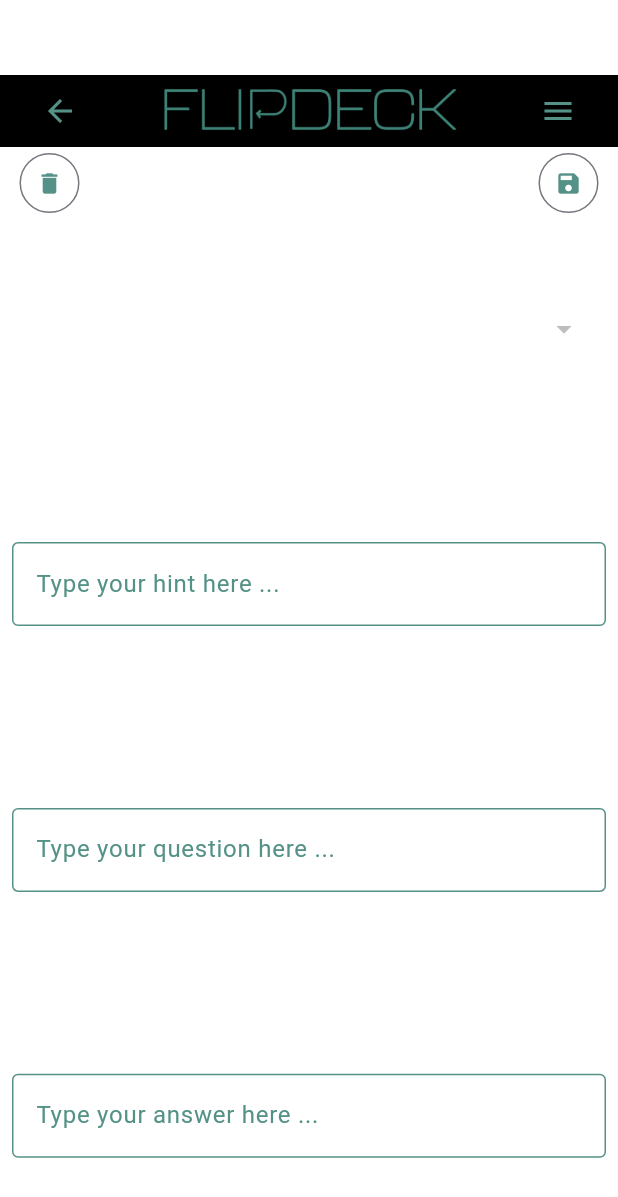
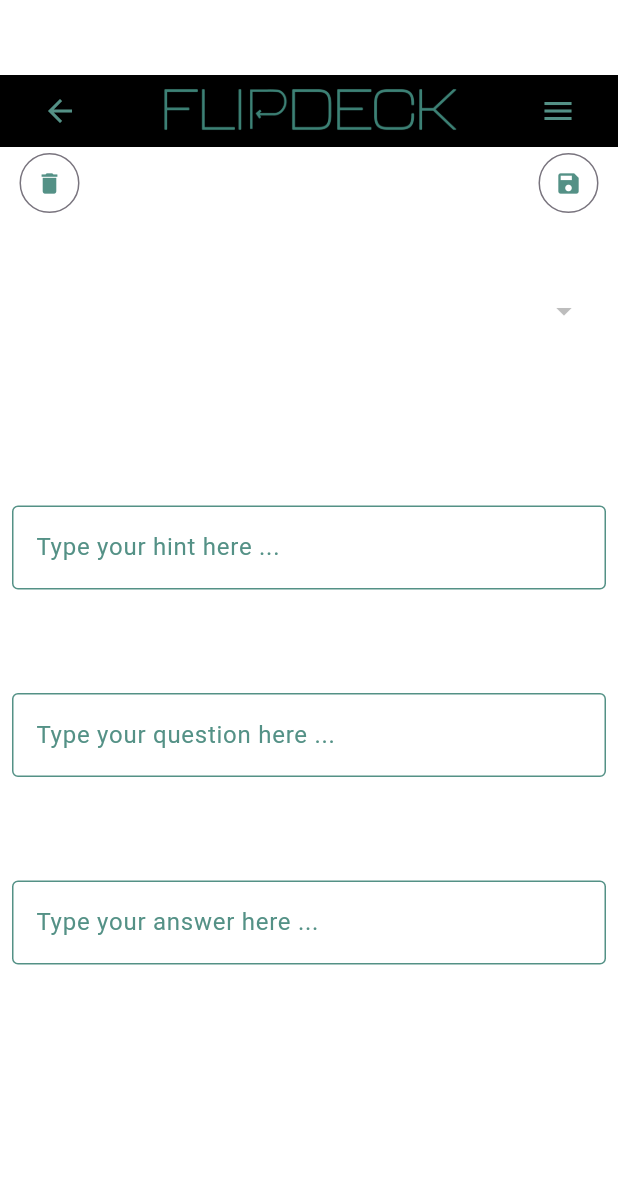
Before and after one commit to LukasWeber2000/flashcards_SoSe24_Augsburg, a Flutter app: the screen it shows after launch, after a tap on the "menu" icon, after a tap on "Add Card", on a phone screen of 412 x 824 dp. Shown: the top 1197 px of the screen. Run offline on Flutter 3.47's test engine with Material 3 defaults, Android fonts, the phone set to English and light mode, and no system bars; our stand-ins replace flip_card, toastification.

Commit message:
ui adjustments

```diff
--- a/lib/CardManagement/card_management_view.dart
+++ b/lib/CardManagement/card_management_view.dart
@@ -88,7 +88,9 @@ class CardManagementView extends StatelessWidget {
                               title: Text(flashcard.question),
                               subtitle: Row(
                                 children: [
-                                  Text(flashcard.answer),
+                                  Text(
+                                    flashcard.answer.length > 15 ? flashcard.answer.substring(0, 15) + '...' : flashcard.answer,
+                                  ),
                                   const Spacer(),
                                   Text(flashcard.deck.name, style: const TextStyle(color: Colors.white54,),)
                                 ],
--- a/lib/Decks/add_deck_dialog_view.dart
+++ b/lib/Decks/add_deck_dialog_view.dart
@@ -16,7 +16,7 @@ class AddDeckDialog {
           content: TextField(
             controller: textFieldController,
             decoration: const InputDecoration(hintText: "Deck name"),
-            maxLength: 30,
+            maxLength: 25,
           ),
           actions: <Widget>[
             TextButton(
--- a/lib/Editor/editor_view.dart
+++ b/lib/Editor/editor_view.dart
@@ -52,7 +52,7 @@ class FlashcardEditorViewState extends State<FlashcardEditorView> {
       home: Padding(
         padding: const EdgeInsets.only(top: 50),
         child: Scaffold(
-          resizeToAvoidBottomInset: false,
+          //resizeToAvoidBottomInset: false,
             key: _scaffoldKey,
             appBar: CustomAppbar(
               onRightButtonPressed: () =>
@@ -76,7 +76,10 @@ class FlashcardEditorViewState extends State<FlashcardEditorView> {
               flashcards: widget.flashcards,
               decks: widget.decks,
             ),
-            body: Column(
+            body: SingleChildScrollView(
+              child: Padding(
+                padding: EdgeInsets.only(bottom: MediaQuery.of(context).viewInsets.bottom),
+                child: Column(
                   children: [
                     Row(
                       mainAxisAlignment: MainAxisAlignment.spaceBetween,
@@ -109,7 +112,8 @@ class FlashcardEditorViewState extends State<FlashcardEditorView> {
                         )
                       ],
                     ),
-                const Spacer(),
+                    //const Spacer(),
+                    SizedBox(height: 40,),
                     Padding(
                       padding: const EdgeInsets.all(8.0),
                       child: Container(
@@ -157,7 +161,8 @@ class FlashcardEditorViewState extends State<FlashcardEditorView> {
                         ),
                       ),
                     ),
-                const Spacer(),
+                    //const Spacer(),
+                    SizedBox(height: 40,),
                     Padding(
                       padding: const EdgeInsets.all(12.0),
                       child: Container(
@@ -201,7 +206,7 @@ class FlashcardEditorViewState extends State<FlashcardEditorView> {
                         ),
                       ),
                     ),
-                const Spacer(),
+                    //const Spacer(),
                     Padding(
                       padding: const EdgeInsets.all(12.0),
                       child: Container(
@@ -245,7 +250,7 @@ class FlashcardEditorViewState extends State<FlashcardEditorView> {
                         ),
                       ),
                     ),
-                const Spacer(),
+                    //const Spacer(),
                     Padding(
                       padding: const EdgeInsets.all(12.0),
                       child: Container(
@@ -289,8 +294,10 @@ class FlashcardEditorViewState extends State<FlashcardEditorView> {
                         ),
                       ),
                     ),
-                const Spacer(),
+                    //const Spacer(),
                   ],
+                ),
+              ),
             )),
       ),
     );
```
Lines whose indentation alone changed are shown as unchanged.
